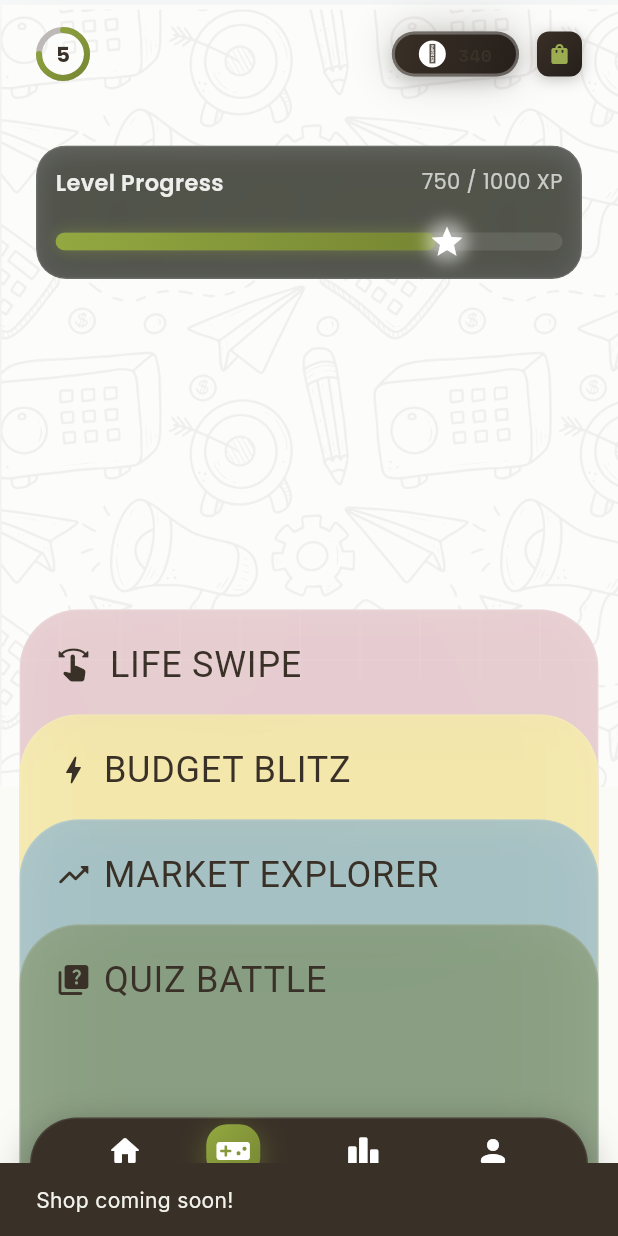
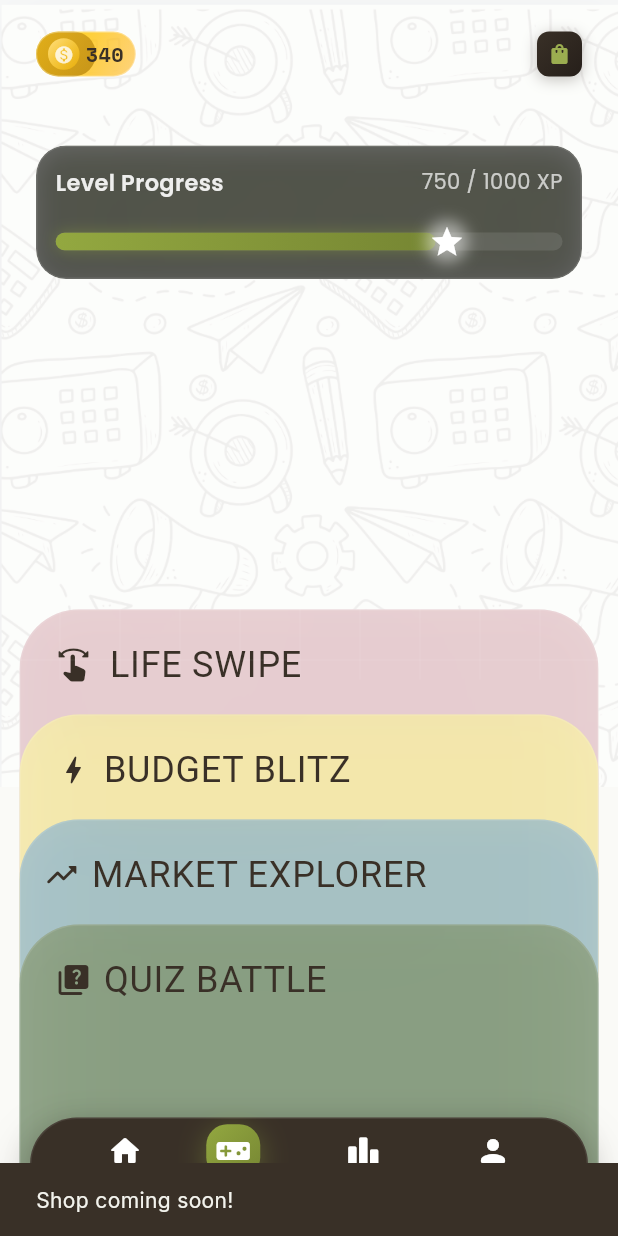
Before and after one commit to Atharv-tw/FINSTAR, a Flutter app: the PlayGameScreen screen opened by its route, after a tap on the "shopping bag" icon, on a phone screen of 412 x 824 dp. Run offline on Flutter 3.47's test engine with Material 3 defaults, Android fonts, the phone set to English and light mode, and no system bars; our stand-ins replace cloud_firestore, firebase_auth, firebase_core, firebase_crashlytics, firebase_database, firebase_messaging and 7 more; accounts and stored records are empty; network calls fail.

Commit message:
Feat: UI adjustments and feature enhancements
This commit includes several UI adjustments and feature enhancements across various screens:
- Adjusted vertical position of the greeting on the basic home screen.
- Modified animation and positioning of the 'Market Explorer' card on the play game screen.
- Enhanced the coin pill widget with styling, progress display, and color adjustments.
- Implemented a subtle green background for the leaderboard screen.
- Restored the original tile colors on the leaderboard screen after some experimentation.
- Corrected a syntax error introduced during a previous UI modification.

These changes aim to improve the visual consistency and user experience of the application.

```diff
--- a/lib/features/home/play_game_screen.dart
+++ b/lib/features/home/play_game_screen.dart
@@ -163,21 +163,8 @@ class _PlayGameScreenState extends State<PlayGameScreen>
         child: Row(
           mainAxisAlignment: MainAxisAlignment.spaceBetween,
           children: [
-            // XP Ring - 36px
-            XpRing(
-              currentXp: _currentXp,
-              xpForNextLevel: _xpForNextLevel,
-              level: _userLevel,
-              size: 36,
-              levelTextColor: const Color(0xFF393027),
-            ),
-
-            // Coin Pill and Shop Button
-            Row(
-              mainAxisSize: MainAxisSize.min,
-              children: [
-                CoinPill(coins: _coins, height: 30),
-                const SizedBox(width: 12),
+                        CoinPill(coins: _coins, height: 30), // Coin Pill on the left
+                        const Spacer(), // Pushes the next widget to the right
                         // Shop icon button
                         Container(
                           width: 30,
@@ -218,8 +205,6 @@ class _PlayGameScreenState extends State<PlayGameScreen>
                               ),
                             ),
                           ),
-                ),
-              ],
                         ),
           ],
         ),
@@ -588,12 +573,14 @@ class _PlayGameScreenState extends State<PlayGameScreen>
     double animatedFontSize = 24 + (unfoldProgress * 12); // Default: 24 to 36
     double animatedIconSize = 24 + (unfoldProgress * 12); // Default: 24 to 36
     double iconSpacing = 8.0; // Default spacing
+    Offset contentOffset = Offset.zero; // Default offset
 
     if (card.title == 'LIFE SWIPE') {
       iconSpacing = 12.0;
     } else if (card.title == 'MARKET EXPLORER') {
-      animatedFontSize = 24 - (unfoldProgress * 2); // Animate from 24 to 22
-      animatedIconSize = 24 - (unfoldProgress * 2); // Animate from 24 to 22
+      animatedFontSize = 24 + (unfoldProgress * 2); // Animate from 24 to 26
+      animatedIconSize = 24 + (unfoldProgress * 2); // Animate from 24 to 26
+      contentOffset = const Offset(-8.0, 0); // Shift left for Market Explorer
     }
 
     final Alignment animatedAlignment =
@@ -601,6 +588,8 @@ class _PlayGameScreenState extends State<PlayGameScreen>
 
     return Align(
       alignment: animatedAlignment,
+      child: Transform.translate(
+        offset: contentOffset,
         child: Row(
           mainAxisSize: MainAxisSize.min, // To keep the Row compact
           children: [
@@ -623,6 +612,7 @@ class _PlayGameScreenState extends State<PlayGameScreen>
               ),
             ),
           ],
+        ),
       ),
     );
   }
--- a/lib/features/leaderboard/leaderboard_screen.dart
+++ b/lib/features/leaderboard/leaderboard_screen.dart
@@ -5,6 +5,7 @@ import 'package:go_router/go_router.dart';
 import '../../core/design_tokens.dart';
 import '../../providers/leaderboard_provider.dart';
 import '../../providers/auth_provider.dart';
+import '../../shared/widgets/nature_background.dart'; // Add this import
 
 /// Leaderboard Screen - Shows top players rankings with REAL Firebase data
 class LeaderboardScreen extends ConsumerStatefulWidget {
@@ -52,9 +53,8 @@ class _LeaderboardScreenState extends ConsumerState<LeaderboardScreen>
                   begin: Alignment.topCenter,
                   end: Alignment.bottomCenter,
                   colors: [
-                    Color(0xFF0F2027),
-                    Color(0xFF203A43),
-                    Color(0xFF2C5364),
+                    DesignTokens.primaryStart, // Green from home screen
+                    DesignTokens.primaryEnd, // Green from home screen
                   ],
                 ),
               ),
@@ -416,16 +416,15 @@ class _LeaderboardScreenState extends ConsumerState<LeaderboardScreen>
           position: cardSlideAnimation,
           child: Container(
             margin: const EdgeInsets.fromLTRB(8, 0, 8, 0),
+            child: ClipRRect(
+              borderRadius: const BorderRadius.vertical(top: Radius.circular(30)),
+              child: BackdropFilter(
+                filter: ImageFilter.blur(sigmaX: 10.0, sigmaY: 10.0),
+                child: Container(
                   decoration: BoxDecoration(
-              color: const Color(0xFF0F172A).withValues(alpha: 0.9),
+                    color: DesignTokens.backgroundPrimary.withOpacity(0.7),
                     borderRadius: const BorderRadius.vertical(top: Radius.circular(30)),
-              boxShadow: [
-                BoxShadow(
-                  color: Colors.black.withValues(alpha: 0.4),
-                  blurRadius: 20,
-                  offset: const Offset(0, 8),
-                ),
-              ],
+                    border: Border.all(color: Colors.white.withOpacity(0.2)),
                   ),
                   child: ListView.builder(
                     controller: _scrollController,
@@ -455,6 +454,9 @@ class _LeaderboardScreenState extends ConsumerState<LeaderboardScreen>
                         ),
                       );
                     },
+                  ),
+                ),
+              ),
             ),
           ),
         );
--- a/lib/shared/widgets/coin_pill.dart
+++ b/lib/shared/widgets/coin_pill.dart
@@ -2,71 +2,123 @@ import 'package:flutter/material.dart';
 import '../../core/design_tokens.dart';
 import '../../core/app_theme.dart';
 
-/// Coin display pill widget for showing coin balance
+/// Coin display pill widget for showing coin balance with progress.
 class CoinPill extends StatelessWidget {
   final int coins;
   final double height;
   final VoidCallback? onTap;
+  final double progress; // Added for progress display
 
   const CoinPill({
     super.key,
     required this.coins,
-    this.height = 40,
+    this.height = 30, // Default height adjusted
     this.onTap,
+    this.progress = 0.6, // Mock progress, can be changed
   });
 
   @override
   Widget build(BuildContext context) {
     return GestureDetector(
       onTap: onTap,
+      child: CustomPaint(
+        painter: _CoinPillPainter(
+          progress: progress,
+          pillHeight: height,
+        ),
         child: Container(
           height: height,
-        padding: const EdgeInsets.symmetric(
-          horizontal: DesignTokens.spacingMD,
-        ),
-        decoration: BoxDecoration(
-          gradient: DesignTokens.accentGradient,
-          borderRadius: BorderRadius.circular(height / 2),
-          border: Border.all(
-            color: Colors.white.withValues(alpha: 0.3),
-            width: 2,
-          ),
-          boxShadow: [
-            ...DesignTokens.elevation2(),
-            ...DesignTokens.accentGlow(0.3),
-          ],
+          padding: EdgeInsets.symmetric(
+            horizontal: DesignTokens.spacingSM, // Reduced width
           ),
           child: Row(
             mainAxisSize: MainAxisSize.min,
             children: [
               // Coin icon
               Container(
-              width: height * 0.6,
-              height: height * 0.6,
+                width: height * 0.7,
+                height: height * 0.7,
                 decoration: BoxDecoration(
-                color: Colors.white,
+                  gradient: LinearGradient(
+                    colors: [Color(0xFFFFE082), Color(0xFFFFC107).withOpacity(0.5)], // Gold icon with reduced orange opacity
+                    begin: Alignment.topLeft,
+                    end: Alignment.bottomRight,
+                  ),
                   shape: BoxShape.circle,
                 ),
-              child: Center(
-                child: Text(
-                  '🪙',
-                  style: TextStyle(fontSize: height * 0.4),
+                child: Icon(
+                  Icons.monetization_on,
+                  color: Colors.white.withOpacity(0.8),
+                  size: height * 0.45,
                 ),
               ),
-            ),
-            const SizedBox(width: DesignTokens.spacingSM),
+              const SizedBox(width: DesignTokens.spacingXS), // Reduced spacing
               // Coin count
               Text(
                 coins.toString(),
                 style: AppTheme.numericStyle(
-                fontSize: height * 0.4,
+                  fontSize: height * 0.45,
                   fontWeight: FontWeight.bold,
-                color: DesignTokens.textPrimary,
+                  color: const Color(0xFF393027), // Brown color for text
                 ),
               ),
             ],
           ),
         ),
+      ),
     );
   }
 }
+
+class _CoinPillPainter extends CustomPainter {
+  final double progress;
+  final double pillHeight;
+
+  _CoinPillPainter({required this.progress, required this.pillHeight});
+
+  @override
+  void paint(Canvas canvas, Size size) {
+    final goldGradient = LinearGradient(
+      colors: [Color(0xFFFFD700), Color(0xFFFFAA00).withOpacity(0.5)], // Gold background with reduced orange opacity
+      begin: Alignment.topLeft,
+      end: Alignment.bottomRight,
+    );
+
+    final pillRect = Rect.fromLTWH(0, 0, size.width, size.height);
+    final pillRRect = RRect.fromRectAndRadius(pillRect, Radius.circular(pillHeight / 2));
+
+    // Draw the background
+    final backgroundPaint = Paint()..shader = goldGradient.createShader(pillRect);
+    canvas.drawRRect(pillRRect, backgroundPaint);
+
+    // Draw the progress
+    final progressWidth = size.width * progress;
+    final progressRect = Rect.fromLTWH(0, 0, progressWidth, size.height);
+    final progressRRect = RRect.fromRectAndRadius(progressRect, Radius.circular(pillHeight / 2));
+
+    final progressGradient = LinearGradient(
+      colors: [
+        const Color(0xFFDAA520).withOpacity(0.8), // Darker gold
+        const Color(0xFFB8860B).withOpacity(0.8) // Even darker gold
+      ],
+      begin: Alignment.topLeft,
+      end: Alignment.bottomRight,
+    );
+    final progressPaint = Paint()..shader = progressGradient.createShader(progressRect);
+    canvas.drawRRect(progressRRect, progressPaint);
+
+    // Draw the border
+    final borderPaint = Paint()
+      ..color = Colors.white.withOpacity(0.3)
+      ..style = PaintingStyle.stroke
+      ..strokeWidth = 1.5;
+    canvas.drawRRect(pillRRect, borderPaint);
+  }
+
+  @override
+  bool shouldRepaint(covariant CustomPainter oldDelegate) {
+    return oldDelegate is! _CoinPillPainter ||
+        oldDelegate.progress != progress ||
+        oldDelegate.pillHeight != pillHeight;
+  }
+}
--- a/lib/shared/widgets/streak_title_bar.dart
+++ b/lib/shared/widgets/streak_title_bar.dart
@@ -139,7 +139,7 @@ class _StreakTitleBarState extends State<StreakTitleBar>
             // Top row: User Profile (Left) & Title/Emoji (Right)
             Row(
               mainAxisAlignment: MainAxisAlignment.spaceBetween,
-              crossAxisAlignment: CrossAxisAlignment.center,
+              crossAxisAlignment: CrossAxisAlignment.end,
               children: [
                 // User Profile Button & Greeting
                 Row(
@@ -181,7 +181,9 @@ class _StreakTitleBarState extends State<StreakTitleBar>
                       ),
                     ),
                     const SizedBox(width: 12),
-                    Text(
+                    Padding(
+                      padding: const EdgeInsets.only(top: 6.0), // Move text down by 3 pixels
+                      child: Text(
                         'Hello, ${widget.userName ?? 'User'}!', // Display user's name in a single line with exclamation
                         style: const TextStyle(
                           fontFamily: 'Poppins',
@@ -190,11 +192,14 @@ class _StreakTitleBarState extends State<StreakTitleBar>
                           color: Color(0xFF393027),
                         ),
                       ),
+                    ),
                   ],
                 ),
 
                 // Title and emoji (right)
-                Container(
+                Transform.translate(
+                  offset: const Offset(0, -3.5), // Move up by 2 + 1.5 = 3.5 pixels
+                  child: Container(
                     padding: const EdgeInsets.symmetric(horizontal: 14, vertical: 8),
                     decoration: BoxDecoration(
                       borderRadius: BorderRadius.circular(20),
@@ -231,6 +236,7 @@ class _StreakTitleBarState extends State<StreakTitleBar>
                       ],
                     ),
                   ),
+                ),
               ],
             ),
           ],
```
Lines whose indentation alone changed are shown as unchanged.
